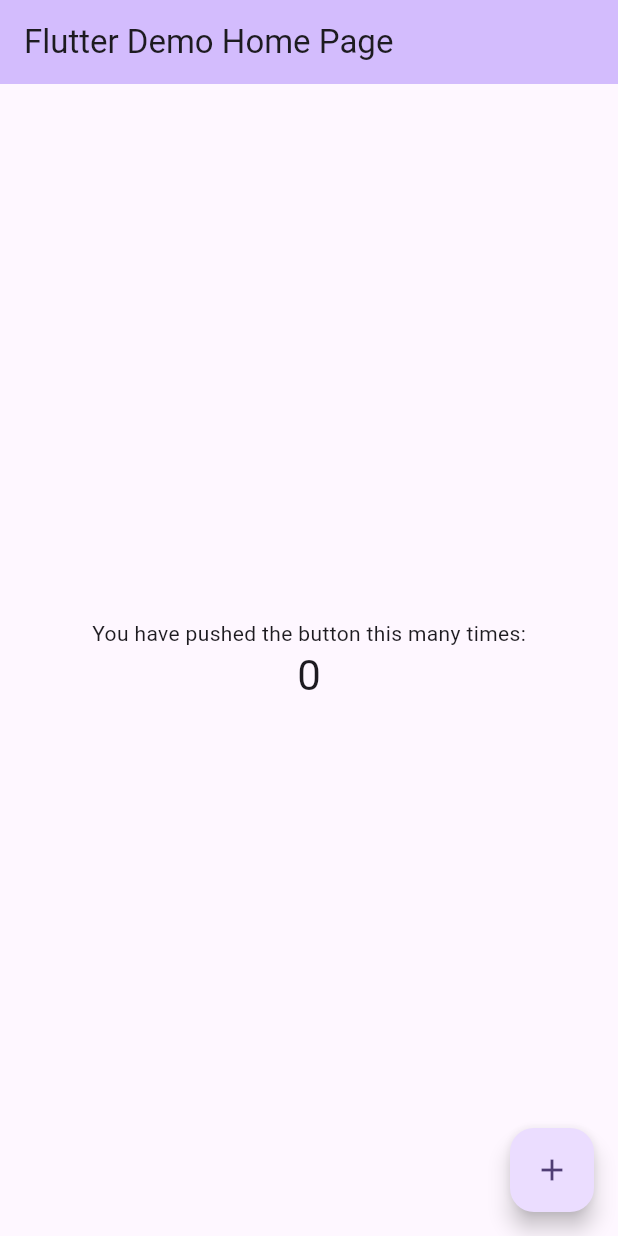
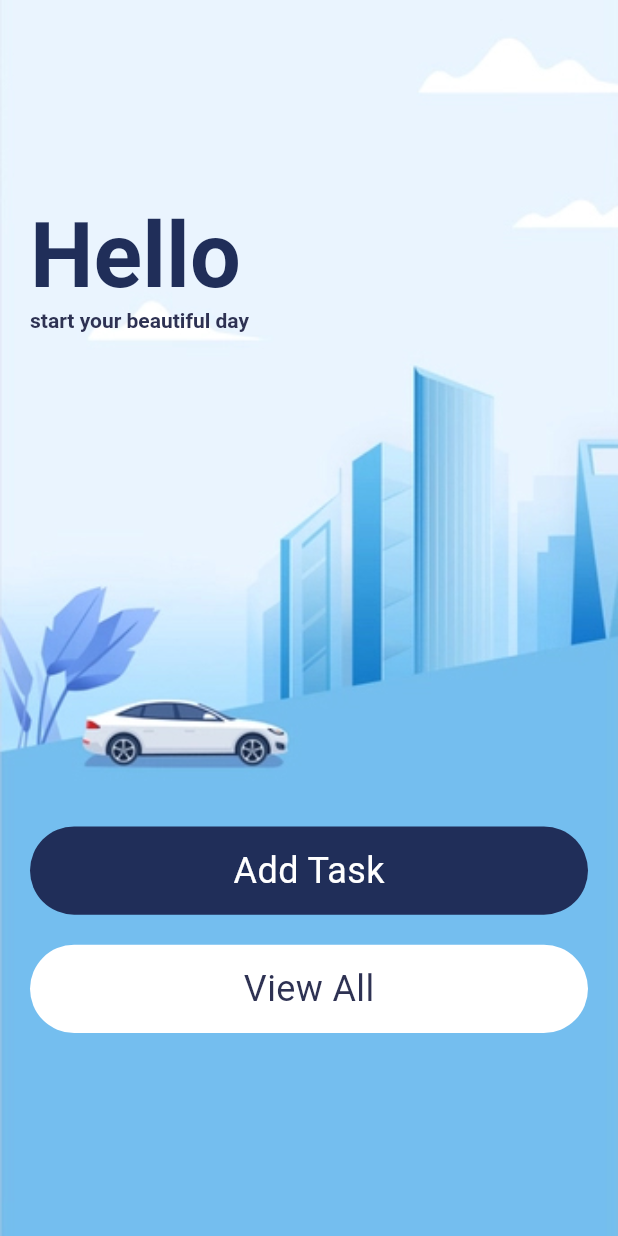
Before and after one commit to vivekprasad99/Flutter_golang_todo_app, a Flutter app: the screen it shows after launch, on a phone screen of 412 x 824 dp. Run offline on Flutter 3.47's test engine with Material 3 defaults, Android fonts, the phone set to English and light mode, and no system bars; our stand-ins replace get.

Commit message:
UI design and Api integration

```diff
--- /dev/null
+++ b/lib/colors/app_colors.dart
@@ -0,0 +1,9 @@
+import 'dart:ui';
+
+class AppColors {
+  static final  mainColor = Color(0xFF202e59);
+  static final secondaryColor = Color(0xFF6c8ee3);
+  static final smallTextColor = Color(0xFF2e3253);
+  static final textHolder = Color(0xFFedf0f8);
+  static final textGrey = Color(0xFFafb1b5);
+}
--- a/lib/main.dart
+++ b/lib/main.dart
@@ -1,4 +1,8 @@
 import 'package:flutter/material.dart';
+import 'package:flutter_golang_todo_app/screens/add_task.dart';
+import 'package:flutter_golang_todo_app/screens/all_tasks.dart';
+import 'package:flutter_golang_todo_app/screens/home_screens.dart';
+import 'package:get/get_navigation/src/root/get_material_app.dart';
 
 void main() {
   runApp(const MyApp());
@@ -10,113 +14,13 @@ class MyApp extends StatelessWidget {
   // This widget is the root of your application.
   @override
   Widget build(BuildContext context) {
-    return MaterialApp(
+    return GetMaterialApp(
       title: 'Flutter Demo',
+      debugShowCheckedModeBanner: false,
       theme: ThemeData(
-        // This is the theme of your application.
-        //
-        // TRY THIS: Try running your application with "flutter run". You'll see
-        // the application has a purple toolbar. Then, without quitting the app,
-        // try changing the seedColor in the colorScheme below to Colors.green
-        // and then invoke "hot reload" (save your changes or press the "hot
-        // reload" button in a Flutter-supported IDE, or press "r" if you used
-        // the command line to start the app).
-        //
-        // Notice that the counter didn't reset back to zero; the application
-        // state is not lost during the reload. To reset the state, use hot
-        // restart instead.
-        //
-        // This works for code too, not just values: Most code changes can be
-        // tested with just a hot reload.
         colorScheme: ColorScheme.fromSeed(seedColor: Colors.deepPurple),
       ),
-      home: const MyHomePage(title: 'Flutter Demo Home Page'),
+      home: const HomeScreen(),
     );
   }
 }
-
-class MyHomePage extends StatefulWidget {
-  const MyHomePage({super.key, required this.title});
-
-  // This widget is the home page of your application. It is stateful, meaning
-  // that it has a State object (defined below) that contains fields that affect
-  // how it looks.
-
-  // This class is the configuration for the state. It holds the values (in this
-  // case the title) provided by the parent (in this case the App widget) and
-  // used by the build method of the State. Fields in a Widget subclass are
-  // always marked "final".
-
-  final String title;
-
-  @override
-  State<MyHomePage> createState() => _MyHomePageState();
-}
-
-class _MyHomePageState extends State<MyHomePage> {
-  int _counter = 0;
-
-  void _incrementCounter() {
-    setState(() {
-      // This call to setState tells the Flutter framework that something has
-      // changed in this State, which causes it to rerun the build method below
-      // so that the display can reflect the updated values. If we changed
-      // _counter without calling setState(), then the build method would not be
-      // called again, and so nothing would appear to happen.
-      _counter++;
-    });
-  }
-
-  @override
-  Widget build(BuildContext context) {
-    // This method is rerun every time setState is called, for instance as done
-    // by the _incrementCounter method above.
-    //
-    // The Flutter framework has been optimized to make rerunning build methods
-    // fast, so that you can just rebuild anything that needs updating rather
-    // than having to individually change instances of widgets.
-    return Scaffold(
-      appBar: AppBar(
-        // TRY THIS: Try changing the color here to a specific color (to
-        // Colors.amber, perhaps?) and trigger a hot reload to see the AppBar
-        // change color while the other colors stay the same.
-        backgroundColor: Theme.of(context).colorScheme.inversePrimary,
-        // Here we take the value from the MyHomePage object that was created by
-        // the App.build method, and use it to set our appbar title.
-        title: Text(widget.title),
-      ),
-      body: Center(
-        // Center is a layout widget. It takes a single child and positions it
-        // in the middle of the parent.
-        child: Column(
-          // Column is also a layout widget. It takes a list of children and
-          // arranges them vertically. By default, it sizes itself to fit its
-          // children horizontally, and tries to be as tall as its parent.
-          //
-          // Column has various properties to control how it sizes itself and
-          // how it positions its children. Here we use mainAxisAlignment to
-          // center the children vertically; the main axis here is the vertical
-          // axis because Columns are vertical (the cross axis would be
-          // horizontal).
-          //
-          // TRY THIS: Invoke "debug painting" (choose the "Toggle Debug Paint"
-          // action in the IDE, or press "p" in the console), to see the
-          // wireframe for each widget.
-          mainAxisAlignment: MainAxisAlignment.center,
-          children: <Widget>[
-            const Text('You have pushed the button this many times:'),
-            Text(
-              '$_counter',
-              style: Theme.of(context).textTheme.headlineMedium,
-            ),
-          ],
-        ),
-      ),
-      floatingActionButton: FloatingActionButton(
-        onPressed: _incrementCounter,
-        tooltip: 'Increment',
-        child: const Icon(Icons.add),
-      ), // This trailing comma makes auto-formatting nicer for build methods.
-    );
-  }
-}
--- /dev/null
+++ b/lib/screens/home_screens.dart
@@ -0,0 +1,79 @@
+import 'package:flutter/material.dart';
+import 'package:flutter_golang_todo_app/colors/app_colors.dart';
+import 'package:flutter_golang_todo_app/screens/add_task.dart';
+import 'package:flutter_golang_todo_app/screens/all_tasks.dart';
+import 'package:flutter_golang_todo_app/widgets/button_widgets.dart';
+import 'package:get/get.dart';
+
+class HomeScreen extends StatefulWidget {
+  const HomeScreen({super.key});
+
+  @override
+  State<HomeScreen> createState() => _HomeScreenState();
+}
+
+class _HomeScreenState extends State<HomeScreen> {
+  @override
+  Widget build(BuildContext context) {
+    return Scaffold(
+      body: Container(
+        width: double.maxFinite,
+        height: double.maxFinite,
+        decoration: BoxDecoration(
+          image: DecorationImage(
+            fit: BoxFit.cover,
+            image: AssetImage("assets/welcome.jpg"),
+          ),
+        ),
+        padding: EdgeInsets.only(left: 20, right: 20),
+        child: Column(
+          mainAxisAlignment: MainAxisAlignment.center,
+          crossAxisAlignment: CrossAxisAlignment.start,
+          children: [
+            RichText(
+              text: TextSpan(
+                text: "Hello",
+                style: TextStyle(
+                  color: AppColors.mainColor,
+                  fontSize: 60,
+                  fontWeight: FontWeight.bold,
+                ),
+                children: [
+                  TextSpan(
+                    text: "\nstart your beautiful day",
+                    style: TextStyle(
+                      color: AppColors.smallTextColor,
+                      fontSize: 14,
+                    ),
+                  ),
+                ],
+              ),
+            ),
+            SizedBox(height: MediaQuery.of(context).size.height / 2.5),
+            InkWell(
+              onTap: (){
+                Get.to(()=>AddTask(),transition: Transition.zoom,duration: Duration(microseconds: 500));
+              },
+              child: ButtonWidgets(
+                text: "Add Task",
+                textColor: Colors.white,
+                backgroundColor: AppColors.mainColor,
+              ),
+            ),
+            SizedBox(height: 20),
+            InkWell(
+              onTap: (){
+                Get.to(()=>AllTasks(),transition: Transition.fade,duration: Duration(seconds: 1));
+              },
+              child: ButtonWidgets(
+                text: "View All",
+                textColor: AppColors.smallTextColor,
+                backgroundColor: Colors.white,
+              ),
+            ),
+          ],
+        ),
+      ),
+    );
+  }
+}
--- /dev/null
+++ b/lib/widgets/button_widgets.dart
@@ -0,0 +1,29 @@
+import 'package:flutter/material.dart';
+
+class ButtonWidgets extends StatelessWidget {
+  final Color backgroundColor;
+  final String text;
+  final Color textColor;
+
+  const ButtonWidgets({
+    super.key,
+    required this.text,
+    required this.backgroundColor,
+    required this.textColor,
+  });
+
+  @override
+  Widget build(BuildContext context) {
+    return Container(
+      width: double.maxFinite,
+      height: MediaQuery.of(context).size.height / 14,
+      decoration: BoxDecoration(
+        color: backgroundColor,
+        borderRadius: BorderRadius.circular(40),
+      ),
+      child: Center(
+        child: Text(text, style: TextStyle(fontSize: 24, color: textColor)),
+      ),
+    );
+  }
+}
--- a/pubspec.yaml
+++ b/pubspec.yaml
@@ -34,6 +34,7 @@ dependencies:
   # The following adds the Cupertino Icons font to your application.
   # Use with the CupertinoIcons class for iOS style icons.
   cupertino_icons: ^1.0.8
+  get:
 
 dev_dependencies:
   flutter_test:
@@ -58,8 +59,8 @@ flutter:
   uses-material-design: true
 
   # To add assets to your application, add an assets section, like this:
-  # assets:
-  #   - images/a_dot_burr.jpeg
+  assets:
+    - assets/
   #   - images/a_dot_ham.jpeg
 
   # An image asset can refer to one or more resolution-specific "variants", see
```
Also changed, not shown: lib/controllers/data_controllers.dart (added, +25 -0 lines), lib/screens/add_task.dart (added, +68 -0 lines), lib/screens/all_tasks.dart (added, +156 -0 lines), lib/services/service.dart (added, +12 -0 lines), lib/widgets/task_widget.dart (added, +23 -0 lines), lib/widgets/textfield_widget.dart (added, +38 -0 lines), pubspec.lock, 1 other file.
